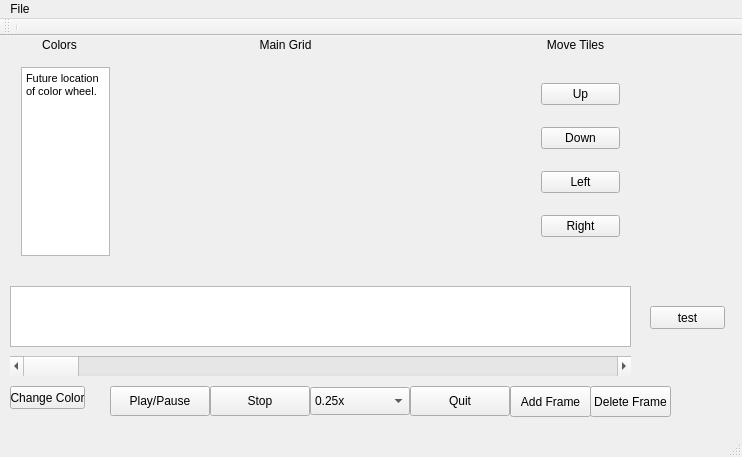
Before: the Qt Designer form Goofy-Lights-Editor/mainwindow.ui in UI-CS383-Team-1/Goofy-Lights-Editor, drawn with Qt 5.
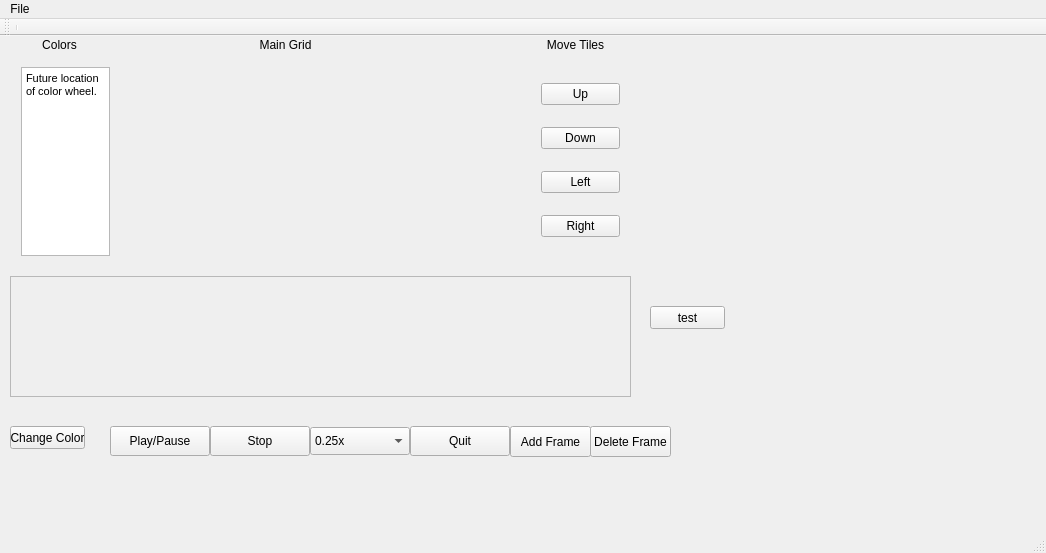
After: the same form once the commit is applied.

Commit message: Fixed grid sizing. Added scroll-able section below

Patch:
```diff
--- a/Goofy-Lights-Editor/mainwindow.ui
+++ b/Goofy-Lights-Editor/mainwindow.ui
@@ -6,29 +6,19 @@
    <rect>
     <x>0</x>
     <y>0</y>
-    <width>742</width>
-    <height>457</height>
+    <width>1046</width>
+    <height>553</height>
    </rect>
   </property>
   <property name="windowTitle">
    <string>MainWindow</string>
   </property>
   <widget class="QWidget" name="centralWidget">
-   <widget class="QTableView" name="tableView">
-    <property name="geometry">
-     <rect>
-      <x>10</x>
-      <y>250</y>
-      <width>621</width>
-      <height>61</height>
-     </rect>
-    </property>
-   </widget>
    <widget class="QPushButton" name="pushButton">
     <property name="geometry">
      <rect>
       <x>110</x>
-      <y>350</y>
+      <y>390</y>
       <width>100</width>
       <height>30</height>
      </rect>
@@ -41,7 +31,7 @@
     <property name="geometry">
      <rect>
       <x>210</x>
-      <y>350</y>
+      <y>390</y>
       <width>100</width>
       <height>30</height>
      </rect>
@@ -54,7 +44,7 @@
     <property name="geometry">
      <rect>
       <x>310</x>
-      <y>351</y>
+      <y>391</y>
       <width>100</width>
       <height>28</height>
      </rect>
@@ -210,7 +200,7 @@
     <property name="geometry">
      <rect>
       <x>410</x>
-      <y>350</y>
+      <y>390</y>
       <width>100</width>
       <height>30</height>
      </rect>
@@ -219,24 +209,11 @@
      <string>Quit</string>
     </property>
    </widget>
-   <widget class="QScrollBar" name="horizontalScrollBar">
-    <property name="geometry">
-     <rect>
-      <x>10</x>
-      <y>320</y>
-      <width>621</width>
-      <height>20</height>
-     </rect>
-    </property>
-    <property name="orientation">
-     <enum>Qt::Horizontal</enum>
-    </property>
-   </widget>
    <widget class="QPushButton" name="AddFrameButton">
     <property name="geometry">
      <rect>
       <x>510</x>
-      <y>350</y>
+      <y>390</y>
       <width>81</width>
       <height>31</height>
      </rect>
@@ -265,7 +242,7 @@
     <property name="geometry">
      <rect>
       <x>590</x>
-      <y>350</y>
+      <y>390</y>
       <width>81</width>
       <height>31</height>
      </rect>
@@ -288,7 +265,7 @@
     <property name="geometry">
      <rect>
       <x>10</x>
-      <y>350</y>
+      <y>390</y>
       <width>75</width>
       <height>23</height>
      </rect>
@@ -297,13 +274,37 @@
      <string>Change Color</string>
     </property>
    </widget>
+   <widget class="QScrollArea" name="animationArea">
+    <property name="geometry">
+     <rect>
+      <x>10</x>
+      <y>240</y>
+      <width>621</width>
+      <height>121</height>
+     </rect>
+    </property>
+    <property name="widgetResizable">
+     <bool>true</bool>
+    </property>
+    <widget class="QWidget" name="scrollAreaWidgetContents">
+     <property name="geometry">
+      <rect>
+       <x>0</x>
+       <y>0</y>
+       <width>619</width>
+       <height>119</height>
+      </rect>
+     </property>
+     <layout class="QVBoxLayout" name="verticalLayout"/>
+    </widget>
+   </widget>
   </widget>
   <widget class="QMenuBar" name="menuBar">
    <property name="geometry">
     <rect>
      <x>0</x>
      <y>0</y>
-     <width>742</width>
+     <width>1046</width>
      <height>21</height>
     </rect>
    </property>
```
The commit also changes 3 other files.
